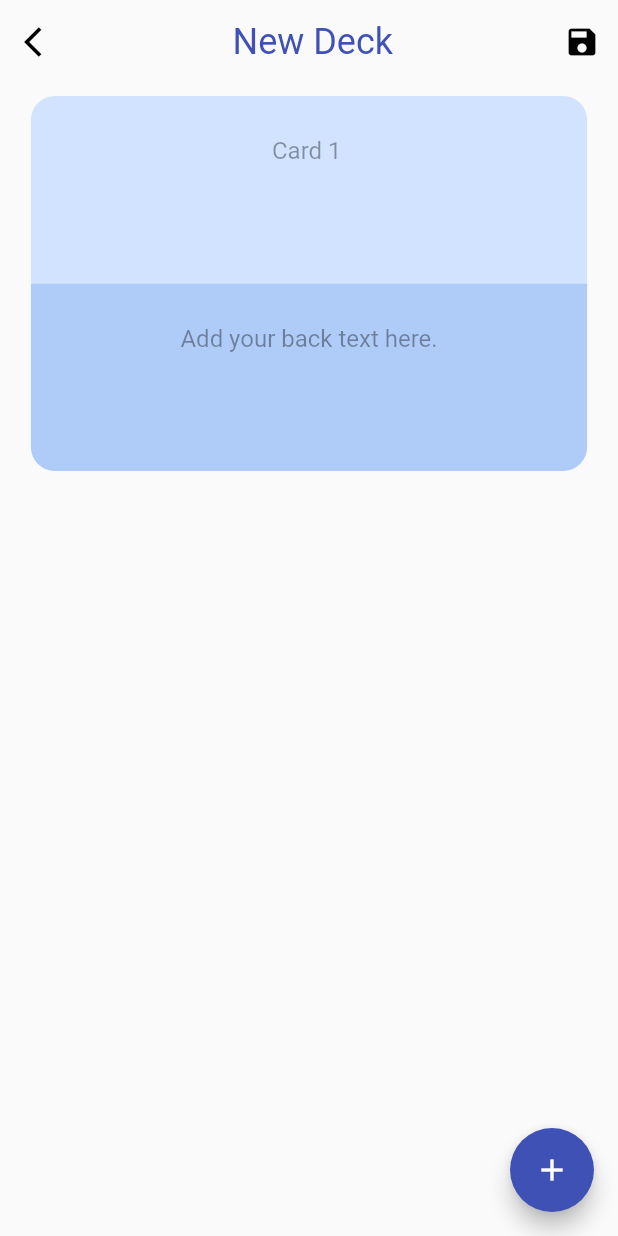
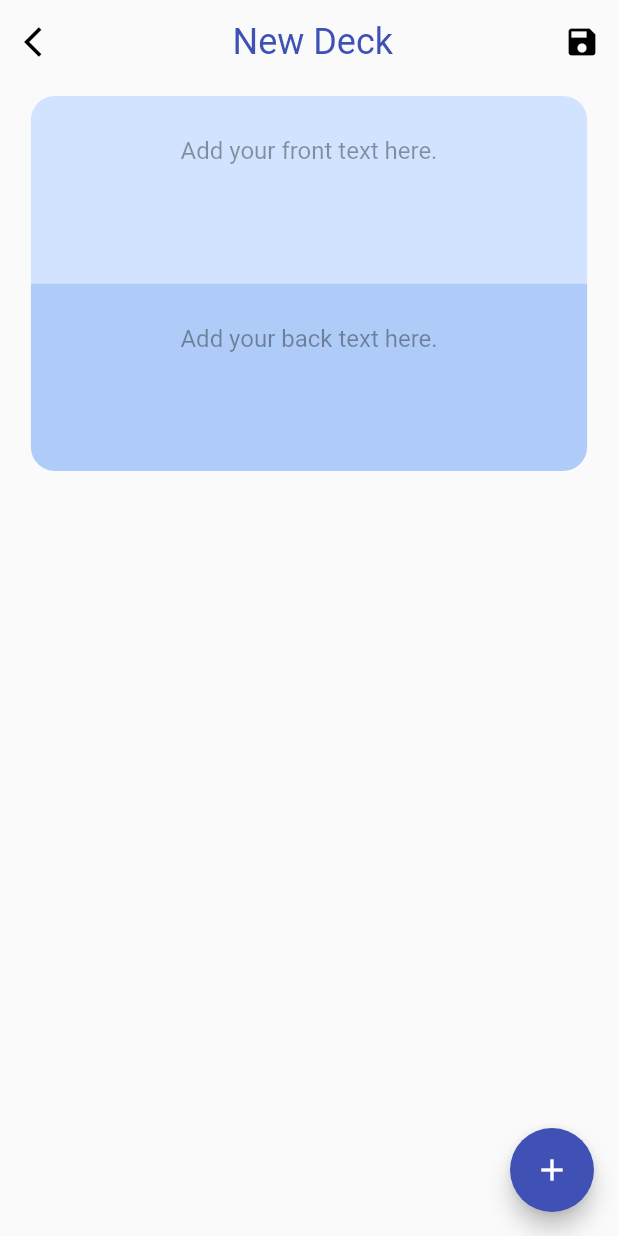
Before and after one commit to dvpv/flashcardapp, a Flutter app: the CreateDeckPage screen opened by its route, after a tap on the "add" icon, on a phone screen of 412 x 824 dp. Run offline on Flutter 3.47's test engine with Material 2 defaults, Android fonts, the phone set to English and light mode, and no system bars; our stand-ins replace cloud_firestore, email_validator, firebase_auth, firebase_core, flutter_redux, flutter_svg and 4 more; missing offline and left inert: redux_epics; accounts and stored records are empty; generated files the repository leaves out were written again.

Commit message:
Sorted decks

```diff
--- a/lib/src/presentation/deck/create_deck_page.dart
+++ b/lib/src/presentation/deck/create_deck_page.dart
@@ -31,7 +31,7 @@ class _CreateDeckPageState extends State<CreateDeckPage> {
       _cards.add(
         Flashcard(
           id: const Uuid().v1(),
-          front: 'Card ${_cards.length + 1}',
+          front: '',
           back: '',
         ),
       );
--- a/lib/src/presentation/deck/edit_deck_page.dart
+++ b/lib/src/presentation/deck/edit_deck_page.dart
@@ -36,7 +36,7 @@ class _EditDeckPageState extends State<EditDeckPage> {
           ...deck.cards,
           Flashcard(
             id: const Uuid().v1(),
-            front: 'Card ${deck.cards.length + 1}',
+            front: '',
             back: '',
           )
         ],
--- a/lib/src/presentation/home/home_page.dart
+++ b/lib/src/presentation/home/home_page.dart
@@ -44,11 +44,12 @@ class HomePage extends StatelessWidget {
               body: Center(
                 child: DecksContainer(
                   builder: (BuildContext context, List<Deck> decks) {
+                    final List<Deck> sorted = decks.toList()..sort((Deck a, Deck b) => b.title.compareTo(a.title));
                     return ListView.builder(
-                      itemCount: decks.length,
+                      itemCount: sorted.length,
                       physics: const BouncingScrollPhysics(),
                       itemBuilder: (BuildContext context, int index) {
-                        final Deck deck = decks[index];
+                        final Deck deck = sorted[index];
                         return DeckListTile(deck: deck);
                       },
                     );
```
